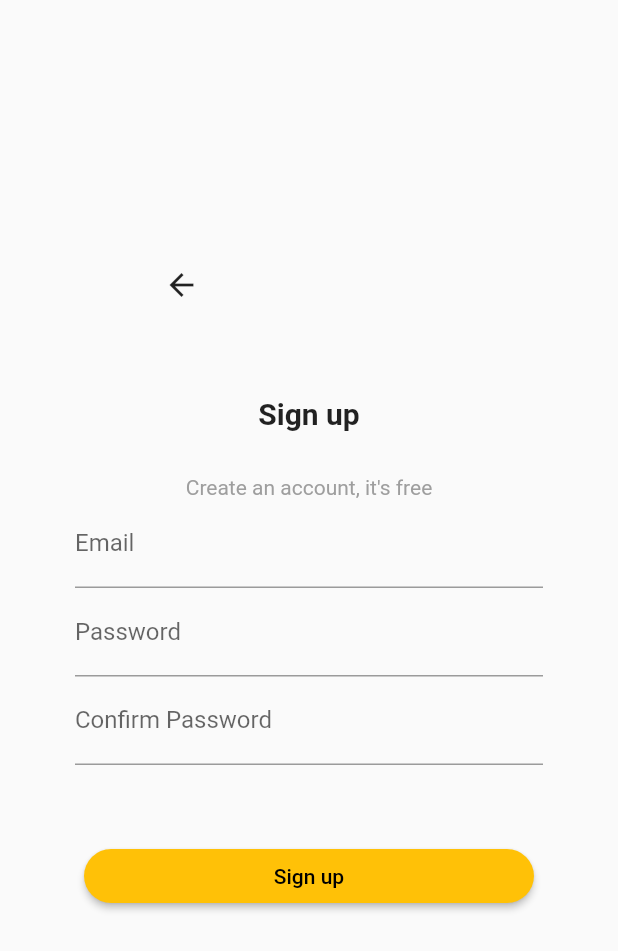
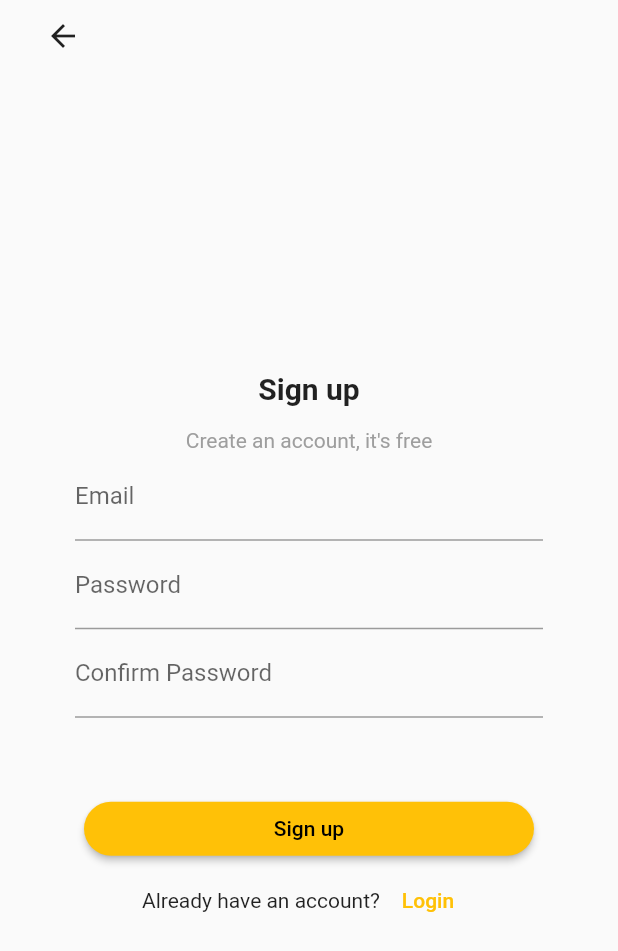
Before and after one commit to ayoubelhioui/LOGIN_SIGNUP_UI, a Flutter app: the screen it shows after launch, after a tap on "Sign Up", on a phone screen of 412 x 824 dp. Shown: the top 951 px of the screen. Run offline on Flutter 3.47's test engine with Material 2 defaults, Android fonts, the phone set to English and light mode, and no system bars.

Commit message:
signup page done

```diff
--- /dev/null
+++ b/lib/LoginPage.dart
@@ -0,0 +1,12 @@
+import 'package:flutter/material.dart';
+
+void main()=>runApp(LoginPage());
+
+class LoginPage extends StatelessWidget {
+  const LoginPage({Key? key}) : super(key: key);
+
+  @override
+  Widget build(BuildContext context) {
+    return Container();
+  }
+}
--- a/lib/SignupPage.dart
+++ b/lib/SignupPage.dart
@@ -10,15 +10,28 @@ class SignUp extends StatelessWidget {
     return MaterialApp(
       theme: ThemeData(primarySwatch: Colors.amber),
       debugShowCheckedModeBanner: false,
-      home: Scaffold(
-        body: Column(mainAxisAlignment: MainAxisAlignment.center, children: [
-          IconButton(
-            padding: const EdgeInsets.only(right: 170),
+      home: SafeArea(
+
+        child: Scaffold(
+          body: Column(
+            crossAxisAlignment: CrossAxisAlignment.start,
+            mainAxisAlignment: MainAxisAlignment.start,
+            children: [
+              Padding(
+                padding: const EdgeInsets.only(left: 30),
+                child: IconButton(
+                      padding: const EdgeInsets.only(right: 100),
                       onPressed: () => Navigator.pop(context),
                       icon: const Icon(Icons.arrow_back),
                     ),
+              ),
+              Expanded(
+                child: Column(
+                  mainAxisAlignment: MainAxisAlignment.center,
+                  children: [
+
                     Padding(
-            padding: const EdgeInsets.symmetric(horizontal: 50, vertical: 50),
+                      padding: const EdgeInsets.symmetric(horizontal: 50),
                       child: Column(
                         children: [
                           const Text(
@@ -26,7 +39,7 @@ class SignUp extends StatelessWidget {
                             style: TextStyle(fontSize: 20, fontWeight: FontWeight.bold),
                           ),
                           const SizedBox(
-                  height: 30,
+                            height: 15,
                           ),
                           const Text(
                             'Create an account, it\'s free',
@@ -43,20 +56,37 @@ class SignUp extends StatelessWidget {
                             decoration: InputDecoration(labelText: 'Confirm Password'),
                             obscureText: true,
                           ),
-                const SizedBox(height: 50,),
+                          const SizedBox(
+                            height: 50,
+                          ),
                           SizedBox(
                             width: 300,
                             child: ElevatedButton(
                               onPressed: () => {},
                               child: const Text('Sign up'),
-                    style:
-                        ElevatedButton.styleFrom(shape: const StadiumBorder()),
+                              style: ElevatedButton.styleFrom(
+                                  shape: const StadiumBorder()),
                             ),
+                          ),
+                          Row(
+                            mainAxisAlignment: MainAxisAlignment.center,
+                            children: [
+                              const Text('Already have an account?'),
+                              TextButton(
+                                onPressed: () => {},
+                                child: const Text('Login'),
+                              )
+                            ],
                           )
                         ],
                       ),
                     ),
-        ]),
+                  ],
+                ),
+              ),
+            ],
+          ),
+        ),
       ),
     );
   }
--- a/lib/WelcomePage.dart
+++ /dev/null
@@ -1,4 +0,0 @@
-import 'package:flutter/material.dart';
-
-class WelcomePage{
-}
```
Lines whose indentation alone changed are shown as unchanged.
